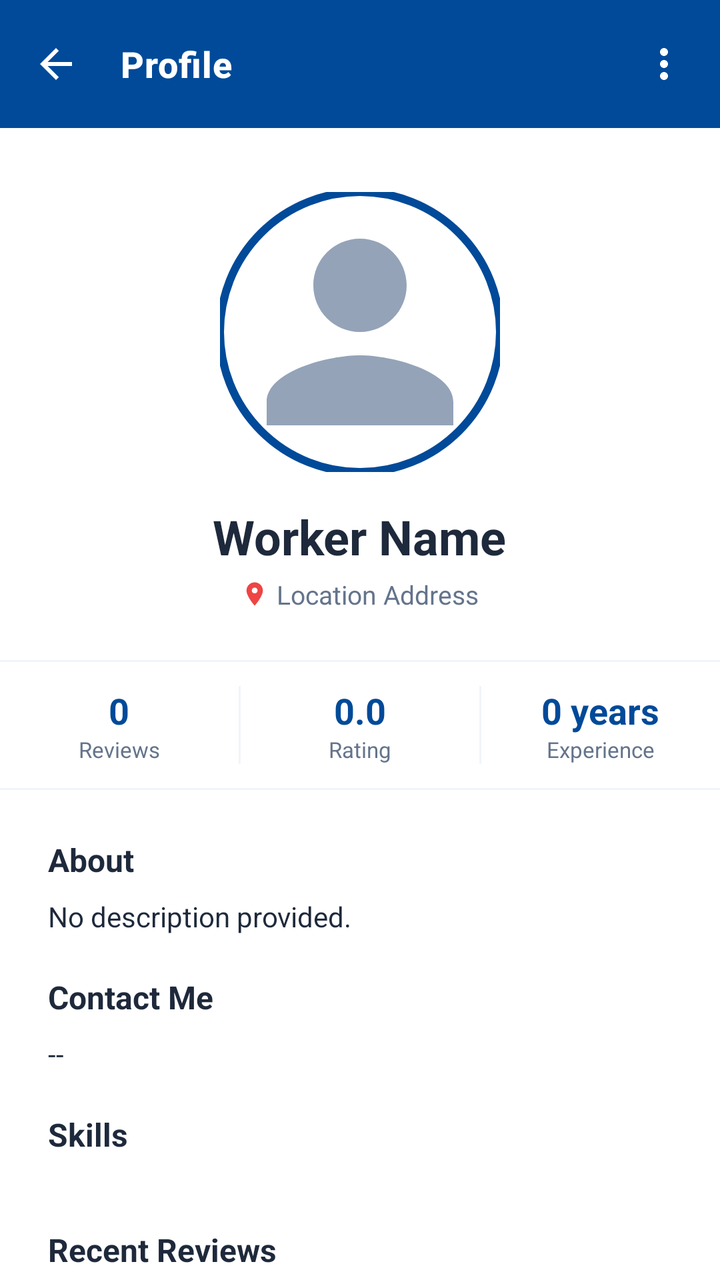
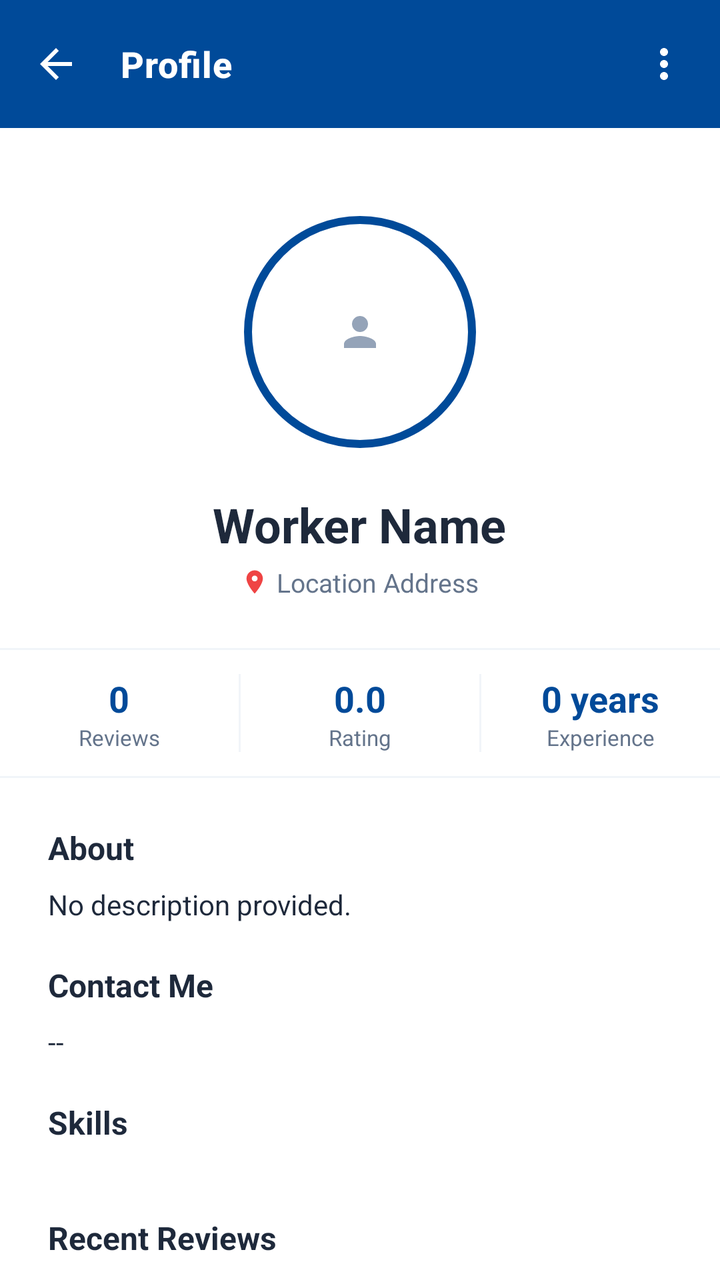

Two renders of the same Android screen: before a commit and after it. Below are the layout's source before the change and the commit's diff.
<!-- AndroidManifest.xml: application theme Theme.Newtacks -->
<!-- res/layout/activity_worker_profile.xml -->
<?xml version="1.0" encoding="utf-8"?>
<LinearLayout xmlns:android="http://schemas.android.com/apk/res/android"
    xmlns:app="http://schemas.android.com/apk/res-auto"
    xmlns:tools="http://schemas.android.com/tools"
    android:layout_width="match_parent"
    android:layout_height="match_parent"
    android:orientation="vertical"
    android:background="#FFFFFF">

    
    <androidx.appcompat.widget.Toolbar
        android:id="@+id/toolbar"
        android:layout_width="match_parent"
        android:layout_height="?attr/actionBarSize"
        android:background="#004A99"
        app:navigationIcon="@drawable/ic_back"
        app:navigationIconTint="#FFFFFF"
        app:title="Profile"
        app:titleTextColor="#FFFFFF"
        app:titleTextAppearance="@style/ToolbarTitleStyle">

        <ImageButton
            android:id="@+id/btnReport"
            android:layout_width="wrap_content"
            android:layout_height="wrap_content"
            android:layout_gravity="end"
            android:layout_marginEnd="16dp"
            android:background="?attr/selectableItemBackgroundBorderless"
            android:src="@drawable/ic_more_vert"
            app:tint="#FFFFFF" />
    </androidx.appcompat.widget.Toolbar>

    <androidx.core.widget.NestedScrollView
        android:layout_width="match_parent"
        android:layout_height="match_parent"
        android:fillViewport="true">

        <LinearLayout
            android:layout_width="match_parent"
            android:layout_height="wrap_content"
            android:orientation="vertical"
            android:paddingBottom="24dp">

            
            <LinearLayout
                android:layout_width="match_parent"
                android:layout_height="wrap_content"
                android:orientation="vertical"
                android:gravity="center"
                android:paddingTop="32dp"
                android:paddingBottom="24dp">

                <com.google.android.material.imageview.ShapeableImageView
                    android:id="@+id/ivWorkerProfile"
                    android:layout_width="140dp"
                    android:layout_height="140dp"
                    android:scaleType="centerCrop"
                    android:src="@drawable/ic_user_placeholder"
                    app:strokeColor="#004A99"
                    app:strokeWidth="4dp"
                    app:shapeAppearanceOverlay="@style/CircleImage"
                    android:layout_marginBottom="16dp" />

                <LinearLayout
                    android:layout_width="wrap_content"
                    android:layout_height="wrap_content"
                    android:orientation="horizontal"
                    android:gravity="center_vertical">

                    <TextView
                        android:id="@+id/tvWorkerName"
                        android:layout_width="wrap_content"
                        android:layout_height="wrap_content"
                        android:text="Worker Name"
                        android:textColor="#1E293B"
                        android:textSize="24sp"
                        android:textStyle="bold" />

                    <ImageView
                        android:id="@+id/ivVerifiedBadge"
                        android:layout_width="20dp"
                        android:layout_height="20dp"
                        android:layout_marginStart="8dp"
                        android:src="@drawable/ic_check_circle"
                        app:tint="#EAB308"
                        android:visibility="gone"
                        tools:visibility="visible" />
                </LinearLayout>

                <LinearLayout
                    android:layout_width="wrap_content"
                    android:layout_height="wrap_content"
                    android:orientation="horizontal"
                    android:gravity="center_vertical"
                    android:layout_marginTop="4dp">

                    <ImageView
                        android:layout_width="14dp"
                        android:layout_height="14dp"
                        android:src="@drawable/ic_location"
                        app:tint="#EF4444" />

                    <TextView
                        android:id="@+id/tvWorkerAddress"
                        android:layout_width="wrap_content"
                        android:layout_height="wrap_content"
                        android:layout_marginStart="4dp"
                        android:text="Location Address"
                        android:textColor="#64748B"
                        android:textSize="13sp" />
                </LinearLayout>
            </LinearLayout>

            
            <View
                android:layout_width="match_parent"
                android:layout_height="1dp"
                android:background="#F1F5F9" />

            <LinearLayout
                android:layout_width="match_parent"
                android:layout_height="wrap_content"
                android:orientation="horizontal"
                android:paddingVertical="12dp">

                <LinearLayout
                    android:layout_width="0dp"
                    android:layout_height="wrap_content"
                    android:layout_weight="1"
                    android:orientation="vertical"
                    android:gravity="center">

                    <TextView
                        android:id="@+id/tvReviewCount"
                        android:layout_width="wrap_content"
                        android:layout_height="wrap_content"
                        android:text="0"
                        android:textColor="#004A99"
                        android:textSize="18sp"
                        android:textStyle="bold" />
                    <TextView
                        android:layout_width="wrap_content"
                        android:layout_height="wrap_content"
                        android:text="Reviews"
                        android:textColor="#64748B"
                        android:textSize="11sp" />
                </LinearLayout>

                <View
                    android:layout_width="1dp"
                    android:layout_height="match_parent"
                    android:background="#F1F5F9" />

                <LinearLayout
                    android:layout_width="0dp"
                    android:layout_height="wrap_content"
                    android:layout_weight="1"
                    android:orientation="vertical"
                    android:gravity="center">

                    <TextView
                        android:id="@+id/tvRatingAvg"
                        android:layout_width="wrap_content"
                        android:layout_height="wrap_content"
                        android:text="0.0"
                        android:textColor="#004A99"
                        android:textSize="18sp"
                        android:textStyle="bold" />
                    <TextView
                        android:layout_width="wrap_content"
                        android:layout_height="wrap_content"
                        android:text="Rating"
                        android:textColor="#64748B"
                        android:textSize="11sp" />
                </LinearLayout>

                <View
                    android:layout_width="1dp"
                    android:layout_height="match_parent"
                    android:background="#F1F5F9" />

                <LinearLayout
                    android:layout_width="0dp"
                    android:layout_height="wrap_content"
                    android:layout_weight="1"
                    android:orientation="vertical"
                    android:gravity="center">

                    <TextView
                        android:id="@+id/tvExperienceYears"
                        android:layout_width="wrap_content"
                        android:layout_height="wrap_content"
                        android:text="0 years"
                        android:textColor="#004A99"
                        android:textSize="18sp"
                        android:textStyle="bold" />
                    <TextView
                        android:layout_width="wrap_content"
                        android:layout_height="wrap_content"
                        android:text="Experience"
                        android:textColor="#64748B"
                        android:textSize="11sp" />
                </LinearLayout>
            </LinearLayout>

            <View
                android:layout_width="match_parent"
                android:layout_height="1dp"
                android:background="#F1F5F9" />

            
            <LinearLayout
                android:layout_width="match_parent"
                android:layout_height="wrap_content"
                android:orientation="vertical"
                android:padding="24dp">

                
                <TextView
                    android:layout_width="wrap_content"
                    android:layout_height="wrap_content"
                    android:text="About"
                    android:textColor="#1E293B"
                    android:textSize="16sp"
                    android:textStyle="bold"
                    android:layout_marginBottom="8dp" />

                <TextView
                    android:id="@+id/tvAboutMe"
                    android:layout_width="match_parent"
                    android:layout_height="wrap_content"
                    android:text="No description provided."
                    android:textColor="#1E293B"
                    android:textSize="14sp"
                    android:lineSpacingExtra="4dp"
                    android:layout_marginBottom="20dp" />

                
                <TextView
                    android:layout_width="wrap_content"
                    android:layout_height="wrap_content"
                    android:text="Contact Me"
                    android:textColor="#1E293B"
                    android:textSize="16sp"
                    android:textStyle="bold"
                    android:layout_marginBottom="8dp" />

                <TextView
                    android:id="@+id/tvContactPhone"
                    android:layout_width="match_parent"
                    android:layout_height="wrap_content"
                    android:text="--"
                    android:textColor="#1E293B"
                    android:textSize="14sp"
                    android:layout_marginBottom="20dp" />

                
                <TextView
                    android:layout_width="wrap_content"
                    android:layout_height="wrap_content"
                    android:text="Skills"
                    android:textColor="#1E293B"
                    android:textSize="16sp"
                    android:textStyle="bold"
                    android:layout_marginBottom="12dp" />

                <com.google.android.material.chip.ChipGroup
                    android:id="@+id/chipGroupSkills"
                    android:layout_width="match_parent"
                    android:layout_height="wrap_content"
                    android:layout_marginBottom="24dp"
                    app:chipSpacingHorizontal="8dp" />

                
                <TextView
                    android:id="@+id/tvReviewsHeader"
                    android:layout_width="wrap_content"
                    android:layout_height="wrap_content"
                    android:text="Recent Reviews"
                    android:textColor="#1E293B"
                    android:textSize="16sp"
                    android:textStyle="bold"
                    android:layout_marginBottom="16dp" />

                <androidx.recyclerview.widget.RecyclerView
                    android:id="@+id/rvReviews"
                    android:layout_width="match_parent"
                    android:layout_height="wrap_content"
                    android:nestedScrollingEnabled="false" />

                <com.google.android.material.button.MaterialButton
                    android:id="@+id/btnShowAllReviews"
                    style="@style/Widget.MaterialComponents.Button.TextButton"
                    android:layout_width="match_parent"
                    android:layout_height="wrap_content"
                    android:text="Show All Reviews"
                    android:textColor="#004A99"
                    android:textSize="14sp"
                    android:textAllCaps="false"
                    android:layout_marginTop="8dp"
                    android:visibility="gone" />
            </LinearLayout>
        </LinearLayout>
    </androidx.core.widget.NestedScrollView>

</LinearLayout>
<!-- resources referenced by this layout -->
<resources>
  <!-- drawable ic_back (drawable) -->
  <?xml version="1.0" encoding="utf-8"?>
  <vector xmlns:android="http://schemas.android.com/apk/res/android"
      android:width="24dp"
      android:height="24dp"
      android:viewportWidth="24"
      android:viewportHeight="24">
      <path
          android:fillColor="#FFFFFF"
          android:pathData="M20,11H7.83l5.59,-5.59L12,4l-8,8 8,8 1.41,-1.41L7.83,13H20v-2z"/>
  </vector>
  <!-- drawable ic_check_circle (drawable) -->
  <?xml version="1.0" encoding="utf-8"?>
  <vector xmlns:android="http://schemas.android.com/apk/res/android"
      android:width="24dp"
      android:height="24dp"
      android:viewportWidth="24"
      android:viewportHeight="24">
      <path
          android:fillColor="#000000"
          android:pathData="M12,2C6.48,2 2,6.48 2,12s4.48,10 10,10 10-4.48 10-10S17.52,2 12,2zM10,17l-5-5 1.41-1.41L10,14.17l7.59-7.59L19,8l-9,9z"/>
  </vector>
  <!-- drawable ic_location (drawable) -->
  <?xml version="1.0" encoding="utf-8"?>
  <vector xmlns:android="http://schemas.android.com/apk/res/android"
      android:width="24dp"
      android:height="24dp"
      android:viewportWidth="24"
      android:viewportHeight="24">
      <path
          android:fillColor="#FFFFFF"
          android:pathData="M12,2C8.13,2 5,5.13 5,9c0,5.25 7,13 7,13s7-7.75 7-13C19,5.13 15.87,2 12,2zM12,11.5c-1.38,0-2.5-1.12-2.5-2.5s1.12-2.5 2.5-2.5 2.5,1.12 2.5,2.5-1.12,2.5-2.5,2.5z"/>
  </vector>
  <!-- drawable ic_more_vert (drawable) -->
  <vector xmlns:android="http://schemas.android.com/apk/res/android"
      android:width="24dp"
      android:height="24dp"
      android:viewportWidth="24"
      android:viewportHeight="24"
      android:tint="#FFFFFF">
      <path
          android:fillColor="@android:color/white"
          android:pathData="M12,8c1.1,0 2,-0.9 2,-2s-0.9,-2 -2,-2 -2,0.9 -2,2 0.9,2 2,2zM12,10c-1.1,0 -2,0.9 -2,2s0.9,2 2,2 2,-0.9 2,-2 -0.9,-2 -2,-2zM12,16c-1.1,0 -2,0.9 -2,2s0.9,2 2,2 2,-0.9 2,-2 -0.9,-2 -2,-2z" />
  </vector>
  <!-- drawable ic_user_placeholder (drawable) -->
  <vector xmlns:android="http://schemas.android.com/apk/res/android"
      android:width="24dp"
      android:height="24dp"
      android:viewportWidth="24"
      android:viewportHeight="24">
      <path
          android:fillColor="#94A3B8"
          android:pathData="M12,12c2.21,0 4,-1.79 4,-4s-1.79,-4 -4,-4 -4,1.79 -4,4 1.79,4 4,4zM12,14c-2.67,0 -8,1.34 -8,4v2h16v-2c0,-2.66 -5.33,-4 -8,-4z" />
  </vector>
  <style name="CircleImage" parent="">
          <item name="cornerFamily">rounded</item>
          <item name="cornerSize">50%</item>
      </style>
  <style name="ToolbarTitleStyle" parent="TextAppearance.Widget.AppCompat.Toolbar.Title">
          <item name="android:textSize">18sp</item>
          <item name="android:textStyle">bold</item>
          <item name="android:letterSpacing">0.02</item>
      </style>
  <style name="Theme.Newtacks" parent="Base.Theme.Newtacks" />
  <style name="Base.Theme.Newtacks" parent="Theme.Material3.DayNight.NoActionBar">
          <item name="colorPrimary">#004A99</item>
          <item name="colorPrimaryContainer">#004A99</item>
          <item name="colorOnPrimary">#FFFFFF</item>
          <item name="colorSecondary">#004A99</item>
          <item name="colorOnSecondary">#FFFFFF</item>
          <item name="colorTertiary">#004A99</item>
          <item name="colorSecondaryContainer">#EBF2FF</item>
          <item name="colorOnSecondaryContainer">#004A99</item>
          <item name="android:statusBarColor">#004A99</item>
          <item name="android:navigationBarColor">#FFFFFF</item>
          <item name="android:windowLightStatusBar" tools:targetApi="m">false</item>
      </style>
</resources>

<!-- the commit's change to res/layout/activity_worker_profile.xml (unified diff, before → after) -->
@@ -54,12 +54,13 @@
                     android:id="@+id/ivWorkerProfile"
                     android:layout_width="140dp"
                     android:layout_height="140dp"
-                    android:scaleType="centerCrop"
+                    android:scaleType="centerInside"
+                    android:padding="14dp"
                     android:src="@drawable/ic_user_placeholder"
                     app:strokeColor="#004A99"
                     app:strokeWidth="4dp"
                     app:shapeAppearanceOverlay="@style/CircleImage"
-                    android:layout_marginBottom="16dp" />
+                    android:layout_marginBottom="10dp" />
 
                 <LinearLayout
                     android:layout_width="wrap_content"
<!-- resource entries referenced after the edit -->
@@ -54,7 +54,7 @@
           android:fillColor="#94A3B8"
           android:pathData="M12,12c2.21,0 4,-1.79 4,-4s-1.79,-4 -4,-4 -4,1.79 -4,4 1.79,4 4,4zM12,14c-2.67,0 -8,1.34 -8,4v2h16v-2c0,-2.66 -5.33,-4 -8,-4z" />
   </vector>
-  <style name="CircleImage" parent="">
+  <style name="CircleImage">
           <item name="cornerFamily">rounded</item>
           <item name="cornerSize">50%</item>
       </style>
